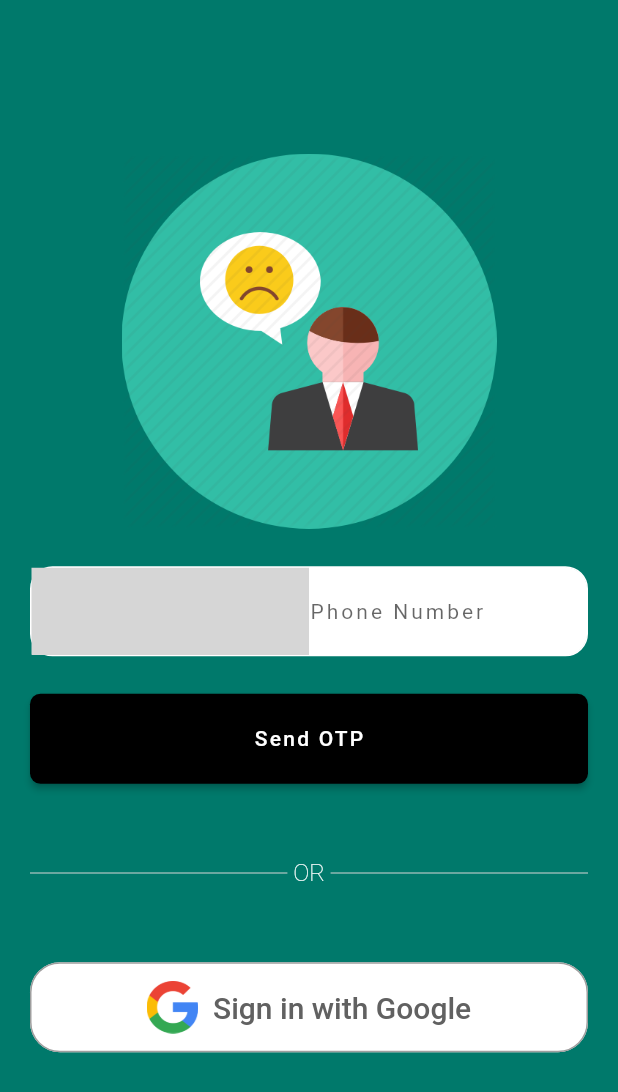
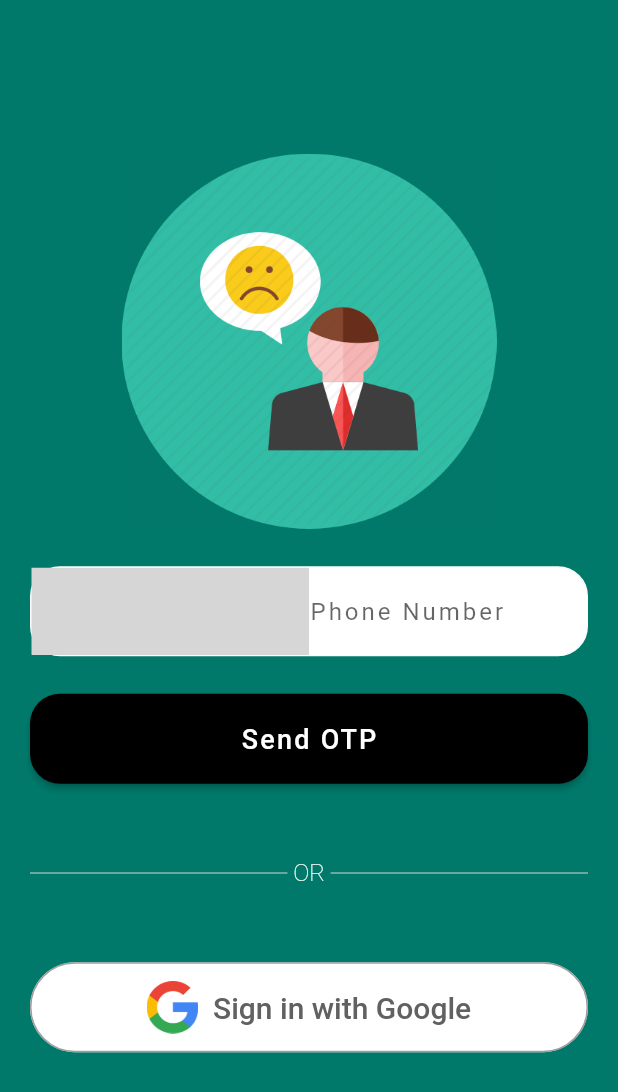
Before and after one commit to Kajal-ghadage2000/SmartC-Box-Flutter-Application, a Flutter app: the screen it shows after launch, on a phone screen of 412 x 824 dp. Shown: the top 1092 px of the screen. Run offline on Flutter 3.47's test engine with Material 2 defaults, Android fonts, the phone set to English and light mode, and no system bars; our stand-ins replace country_code_picker, firebase_auth, firebase_core, google_fonts, lottie; missing offline and left inert: country_list_pick, flutter_auth_buttons, flutter_pin_code_fields, loading; accounts and stored records are empty; grey boxes are pictures that could not be loaded.

Commit message:
Login GUI

```diff
--- a/lib/Phone_google_auth/LoginHome.dart
+++ b/lib/Phone_google_auth/LoginHome.dart
@@ -25,10 +25,10 @@ class _LoginHomeState extends State<LoginHome> {
               mainAxisAlignment: MainAxisAlignment.center,
               children: [
                 Image.asset(
-                  'assets/Complain-512.png',
-                  height: 250,
-                  width: 250,
-                ),
+                    'assets/Complain-512.png',
+                    height: 250,
+                    width: 250,
+                  ),
                 SizedBox(
                   height: 25,
                 ),
@@ -37,7 +37,7 @@ class _LoginHomeState extends State<LoginHome> {
                   decoration: BoxDecoration(
                       color: Colors.white,
                       border: Border.all(color: Colors.white),
-                      borderRadius: BorderRadius.circular(15)),
+                      borderRadius: BorderRadius.circular(20)),
                   child: Row(
                     children: <Widget>[
                       Expanded(child: Center(
@@ -66,7 +66,7 @@ class _LoginHomeState extends State<LoginHome> {
                             border: InputBorder.none,
                             hintText: "Phone Number",
                             hintStyle:
-                                TextStyle(fontSize: 14, letterSpacing: 2),
+                                TextStyle(fontSize: 16, letterSpacing: 2),
                           ),
                           onChanged: (value) {
                             // this.phoneNo=value;
@@ -86,12 +86,15 @@ class _LoginHomeState extends State<LoginHome> {
                   height: 60,
                   child: Text(
                     "Send OTP",
-                    style: TextStyle(letterSpacing: 1.5),
+                    style: TextStyle(
+                      fontSize: 18,
+                        letterSpacing: 1.5
+                    ),
                   ),
                   textColor: Colors.white,
                   color: Colors.black,
                   shape: RoundedRectangleBorder(
-                      borderRadius: BorderRadius.circular(7)),
+                      borderRadius: BorderRadius.circular(20)),
                   onPressed: () {
                     final mobile = "+91" + _phoneController.text.trim();
                     Navigator.push(
@@ -138,7 +141,7 @@ class _LoginHomeState extends State<LoginHome> {
       height: 60,
       decoration: BoxDecoration(
           color: Colors.white,
-          borderRadius: BorderRadius.circular(20)),
+          borderRadius: BorderRadius.circular(30)),
       child: OutlineButton(
       splashColor: Colors.grey,
       onPressed: () {
@@ -154,7 +157,7 @@ class _LoginHomeState extends State<LoginHome> {
           }
         });*/
       },
-      shape: RoundedRectangleBorder(borderRadius: BorderRadius.circular(20)),
+      shape: RoundedRectangleBorder(borderRadius: BorderRadius.circular(30)),
       highlightElevation: 0,
       borderSide: BorderSide(color: Colors.grey),
       child: Padding(
```
